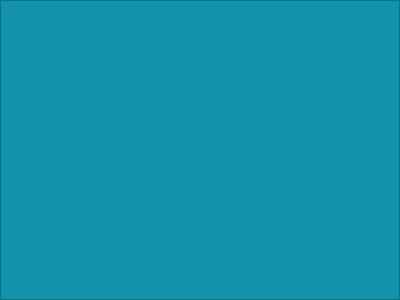
First picture: the form in src/ui/consoleview.ui, repository solaristhesun/superterm, before the edit.
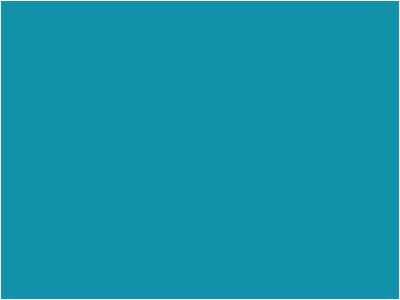
Second picture: the form after the edit.

Commit message: changed consoleview layout

Diff of the .ui file:
```diff
--- a/src/ui/consoleview.ui
+++ b/src/ui/consoleview.ui
@@ -18,9 +18,19 @@
 background-color: rgb(18, 146, 171);
 color: black;
 font: 10pt &quot;Courier&quot;;
+border: 1px solid white;
 }
 </string>
   </property>
+  <property name="frameShape">
+   <enum>QFrame::Box</enum>
+  </property>
+  <property name="frameShadow">
+   <enum>QFrame::Raised</enum>
+  </property>
+  <property name="lineWidth">
+   <number>0</number>
+  </property>
   <property name="readOnly">
    <bool>false</bool>
   </property>
```
